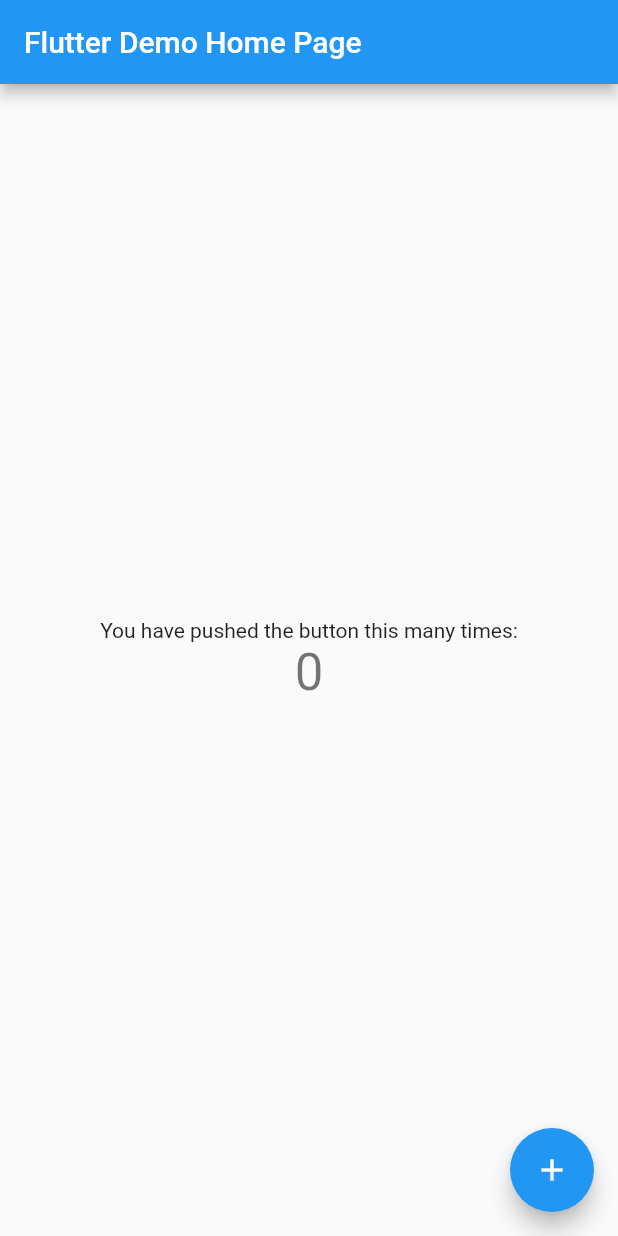
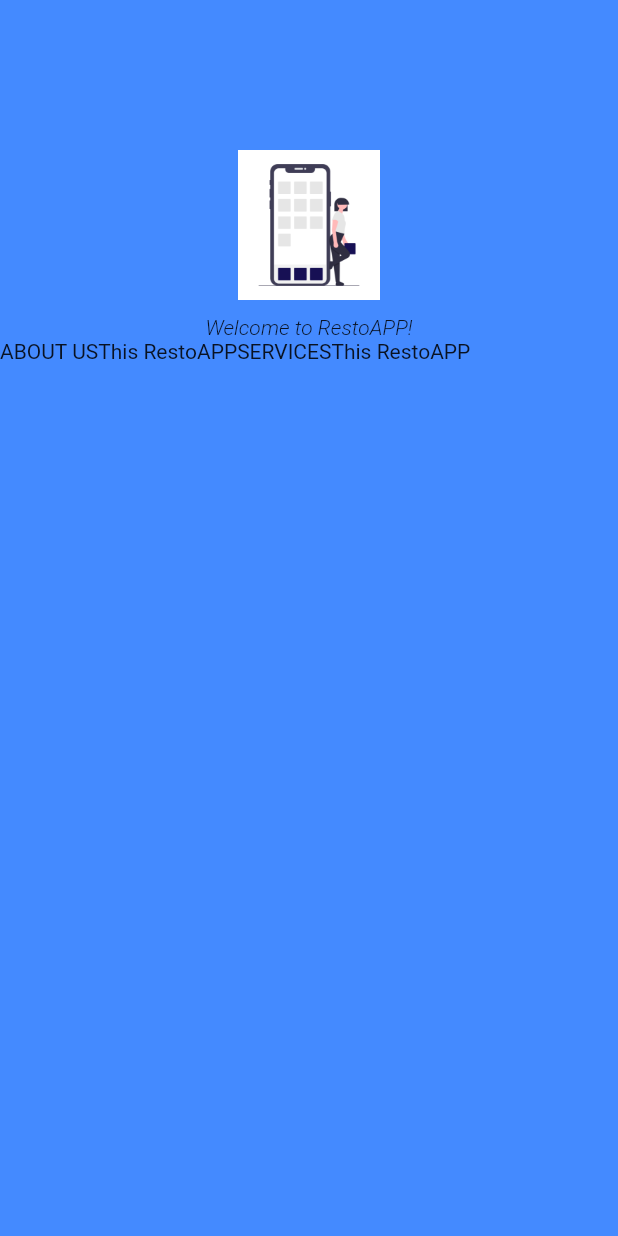
Before and after one commit to UR-CST-SICT-MAD/mad-final-project-bm-team, a Flutter app: the screen it shows after launch, on a phone screen of 412 x 824 dp. Run offline on Flutter 3.47's test engine with Material 2 defaults, Android fonts, the light colour scheme and no system bars; Roboto replaces fonts that are missing (Poppins).

Commit message:
creating home screen

```diff
--- /dev/null
+++ b/restoapp/lib/colors.dart
@@ -0,0 +1,3 @@
+import 'package:flutter/material.dart';
+
+const backgroundcolor = Colors.blueAccent;
--- a/restoapp/lib/main.dart
+++ b/restoapp/lib/main.dart
@@ -1,4 +1,5 @@
 import 'package:flutter/material.dart';
+import 'package:restoapp/screens/wrapper.dart';
 
 void main() {
   runApp(const MyApp());
@@ -11,105 +12,10 @@
   @override
   Widget build(BuildContext context) {
     return MaterialApp(
-      title: 'Flutter Demo',
-      theme: ThemeData(
-        // This is the theme of your application.
-        //
-        // Try running your application with "flutter run". You'll see the
-        // application has a blue toolbar. Then, without quitting the app, try
-        // changing the primarySwatch below to Colors.green and then invoke
-        // "hot reload" (press "r" in the console where you ran "flutter run",
-        // or simply save your changes to "hot reload" in a Flutter IDE).
-        // Notice that the counter didn't reset back to zero; the application
-        // is not restarted.
-        primarySwatch: Colors.blue,
-      ),
-      home: const MyHomePage(title: 'Flutter Demo Home Page'),
+      debugShowCheckedModeBanner: false,
+
+      title: 'RestoApp',
+      home: Wrapper(),
     );
   }
 }
-
-class MyHomePage extends StatefulWidget {
-  const MyHomePage({Key? key, required this.title}) : super(key: key);
-
-  // This widget is the home page of your application. It is stateful, meaning
-  // that it has a State object (defined below) that contains fields that affect
-  // how it looks.
-
-  // This class is the configuration for the state. It holds the values (in this
-  // case the title) provided by the parent (in this case the App widget) and
-  // used by the build method of the State. Fields in a Widget subclass are
-  // always marked "final".
-
-  final String title;
-
-  @override
-  State<MyHomePage> createState() => _MyHomePageState();
-}
-
-class _MyHomePageState extends State<MyHomePage> {
-  int _counter = 0;
-
-  void _incrementCounter() {
-    setState(() {
-      // This call to setState tells the Flutter framework that something has
-      // changed in this State, which causes it to rerun the build method below
-      // so that the display can reflect the updated values. If we changed
-      // _counter without calling setState(), then the build method would not be
-      // called again, and so nothing would appear to happen.
-      _counter++;
-    });
-  }
-
-  @override
-  Widget build(BuildContext context) {
-    // This method is rerun every time setState is called, for instance as done
-    // by the _incrementCounter method above.
-    //
-    // The Flutter framework has been optimized to make rerunning build methods
-    // fast, so that you can just rebuild anything that needs updating rather
-    // than having to individually change instances of widgets.
-    return Scaffold(
-      appBar: AppBar(
-        // Here we take the value from the MyHomePage object that was created by
-        // the App.build method, and use it to set our appbar title.
-        title: Text(widget.title),
-      ),
-      body: Center(
-        // Center is a layout widget. It takes a single child and positions it
-        // in the middle of the parent.
-        child: Column(
-          // Column is also a layout widget. It takes a list of children and
-          // arranges them vertically. By default, it sizes itself to fit its
-          // children horizontally, and tries to be as tall as its parent.
-          //
-          // Invoke "debug painting" (press "p" in the console, choose the
-          // "Toggle Debug Paint" action from the Flutter Inspector in Android
-          // Studio, or the "Toggle Debug Paint" command in Visual Studio Code)
-          // to see the wireframe for each widget.
-          //
-          // Column has various properties to control how it sizes itself and
-          // how it positions its children. Here we use mainAxisAlignment to
-          // center the children vertically; the main axis here is the vertical
-          // axis because Columns are vertical (the cross axis would be
-          // horizontal).
-          mainAxisAlignment: MainAxisAlignment.center,
-          children: <Widget>[
-            const Text(
-              'You have pushed the button this many times:',
-            ),
-            Text(
-              '$_counter',
-              style: Theme.of(context).textTheme.headline4,
-            ),
-          ],
-        ),
-      ),
-      floatingActionButton: FloatingActionButton(
-        onPressed: _incrementCounter,
-        tooltip: 'Increment',
-        child: const Icon(Icons.add),
-      ), // This trailing comma makes auto-formatting nicer for build methods.
-    );
-  }
-}
--- /dev/null
+++ b/restoapp/lib/screens/authenticate/authenticate.dart
@@ -0,0 +1,17 @@
+import 'package:flutter/material.dart';
+
+class Authenticate extends StatefulWidget {
+  const Authenticate({Key? key}) : super(key: key);
+
+  @override
+  _AuthenticateState createState() => _AuthenticateState();
+}
+
+class _AuthenticateState extends State<Authenticate> {
+  @override
+  Widget build(BuildContext context) {
+    return Container(
+      child: Text('Authentication'),
+    );
+  }
+}
--- /dev/null
+++ b/restoapp/lib/screens/home/home.dart
@@ -0,0 +1,49 @@
+import 'package:flutter/material.dart';
+import 'package:restoapp/colors.dart';
+
+class Home extends StatelessWidget {
+  const Home({Key? key}) : super(key: key);
+
+  @override
+  Widget build(BuildContext context) {
+    return Scaffold(
+        backgroundColor: backgroundcolor,
+        body: Column(
+          children: [
+            Container(
+              alignment: Alignment.center,
+              decoration: BoxDecoration(
+                borderRadius: BorderRadius.circular(20.0),
+              ),
+              padding: const EdgeInsets.only(top: 100),
+              child: Image(
+                image: AssetImage('images/homeicon.png'),
+                height: 100,
+                width: 100,
+              ),
+            ),
+            SizedBox(height: 10.0),
+            Text(
+              "Welcome to RestoAPP!",
+              style: TextStyle(
+                fontFamily: 'Poppins',
+                fontWeight: FontWeight.w300,
+                fontStyle: FontStyle.italic,
+              ),
+            ),
+            Row(
+              children: [
+                Text("ABOUT US"),
+                Container(
+                  child: Text("This RestoAPP"),
+                ),
+                Text("SERVICES"),
+                Container(
+                  child: Text("This RestoAPP"),
+                ),
+              ],
+            ),
+          ],
+        ));
+  }
+}
--- /dev/null
+++ b/restoapp/lib/screens/wrapper.dart
@@ -0,0 +1,11 @@
+import 'package:flutter/material.dart';
+import 'package:restoapp/screens/home/home.dart';
+
+class Wrapper extends StatelessWidget {
+  const Wrapper({Key? key}) : super(key: key);
+
+  @override
+  Widget build(BuildContext context) {
+    return Home();
+  }
+}
--- a/restoapp/pubspec.yaml
+++ b/restoapp/pubspec.yaml
@@ -58,9 +58,9 @@
   uses-material-design: true
 
   # To add assets to your application, add an assets section, like this:
-  # assets:
-  #   - images/a_dot_burr.jpeg
-  #   - images/a_dot_ham.jpeg
+  assets:
+    - images/
+
 
   # An image asset can refer to one or more resolution-specific "variants", see
   # https://flutter.dev/assets-and-images/#resolution-aware.
```
Also changed, not shown: restoapp/images/homeicon.png (added).
